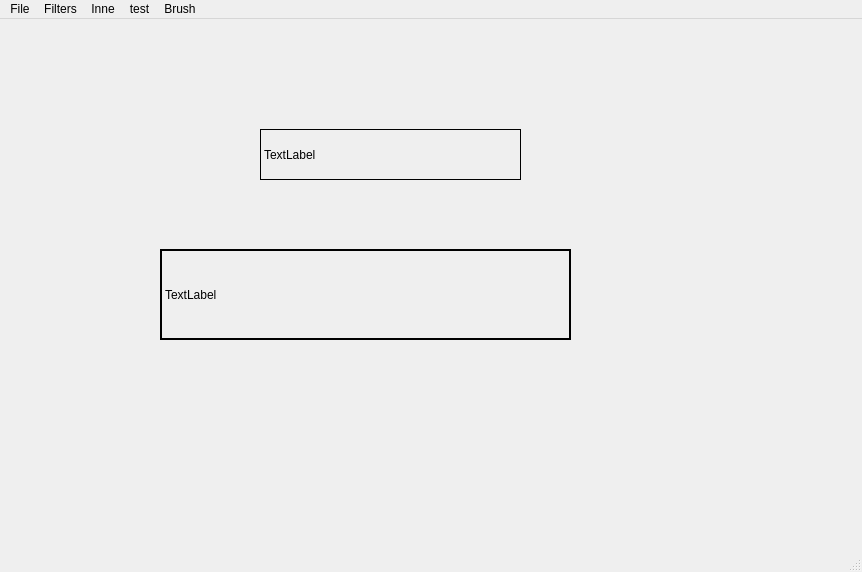
First picture: the form in mainwindow.ui, repository madamskip1/MiniPhotoshop, before the edit.
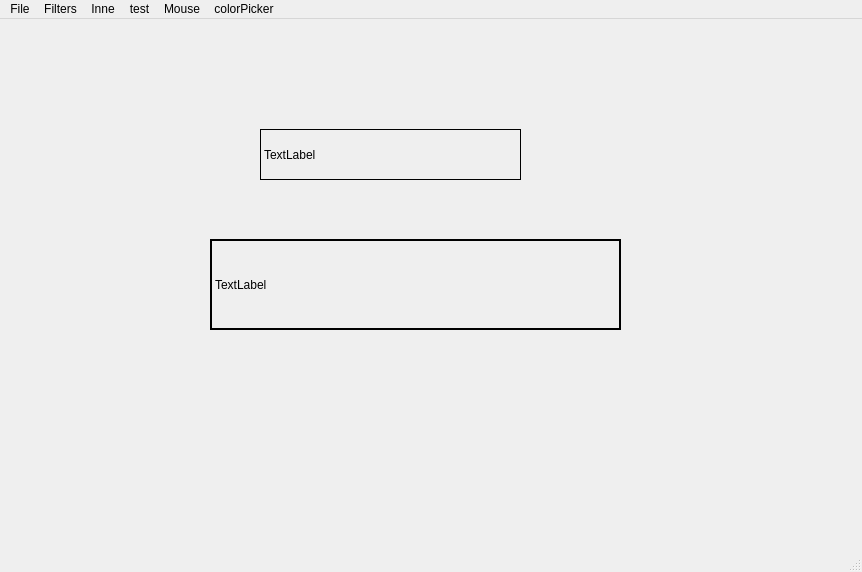
Second picture: the form after the edit. Custom widgets are drawn as their Qt base class.

The edit to the form file:
```diff
--- a/mainwindow.ui
+++ b/mainwindow.ui
@@ -17,8 +17,8 @@
    <widget class="DisplayImageLabel" name="display_image">
     <property name="geometry">
      <rect>
-      <x>160</x>
-      <y>230</y>
+      <x>210</x>
+      <y>220</y>
       <width>411</width>
       <height>91</height>
      </rect>
@@ -93,7 +93,7 @@
    </widget>
    <widget class="QMenu" name="menuBrush">
     <property name="title">
-     <string>Brush</string>
+     <string>Mouse</string>
     </property>
     <widget class="QMenu" name="menuRubber">
      <property name="title">
@@ -110,12 +110,23 @@
     </widget>
     <addaction name="menuRubber"/>
     <addaction name="menuBrush_2"/>
+    <addaction name="separator"/>
+    <addaction name="actionDraw"/>
+    <addaction name="separator"/>
+    <addaction name="actionOff"/>
+   </widget>
+   <widget class="QMenu" name="menucolorPicker">
+    <property name="title">
+     <string>colorPicker</string>
+    </property>
+    <addaction name="actionpicke"/>
    </widget>
    <addaction name="menuFile"/>
    <addaction name="menuFilters"/>
    <addaction name="menuInne"/>
    <addaction name="menutest"/>
    <addaction name="menuBrush"/>
+   <addaction name="menucolorPicker"/>
   </widget>
   <widget class="QStatusBar" name="statusBar"/>
   <action name="actionOpen_file">
```
Left out of the diff: 15 changed lines with no effect on the pictures.
